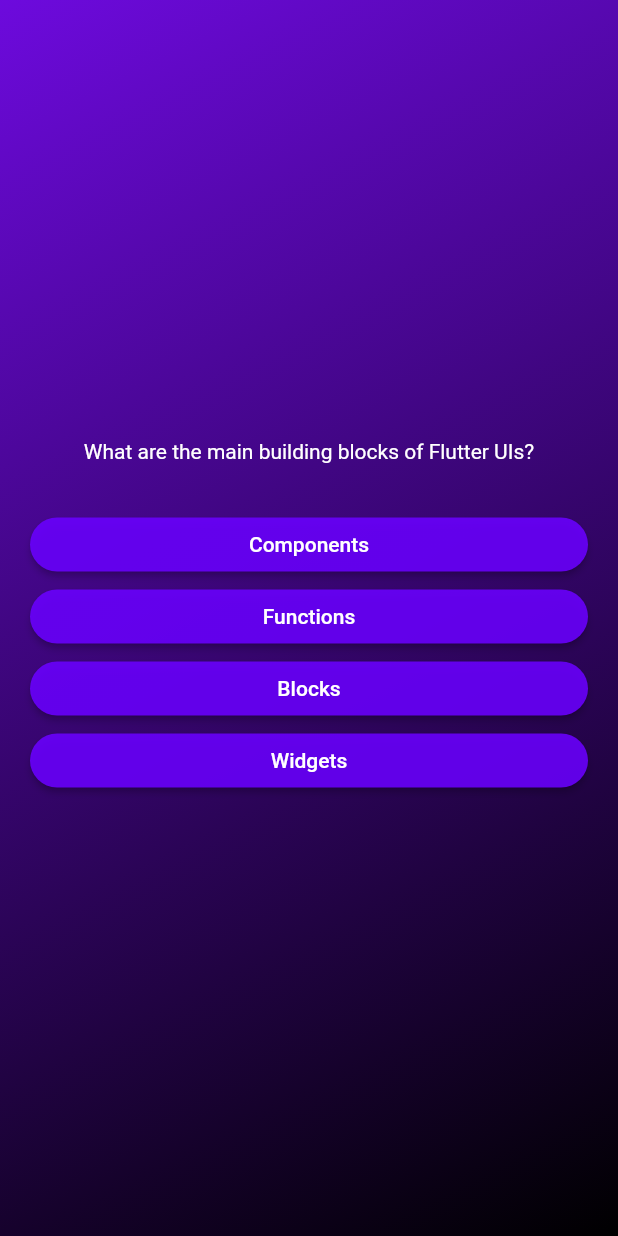
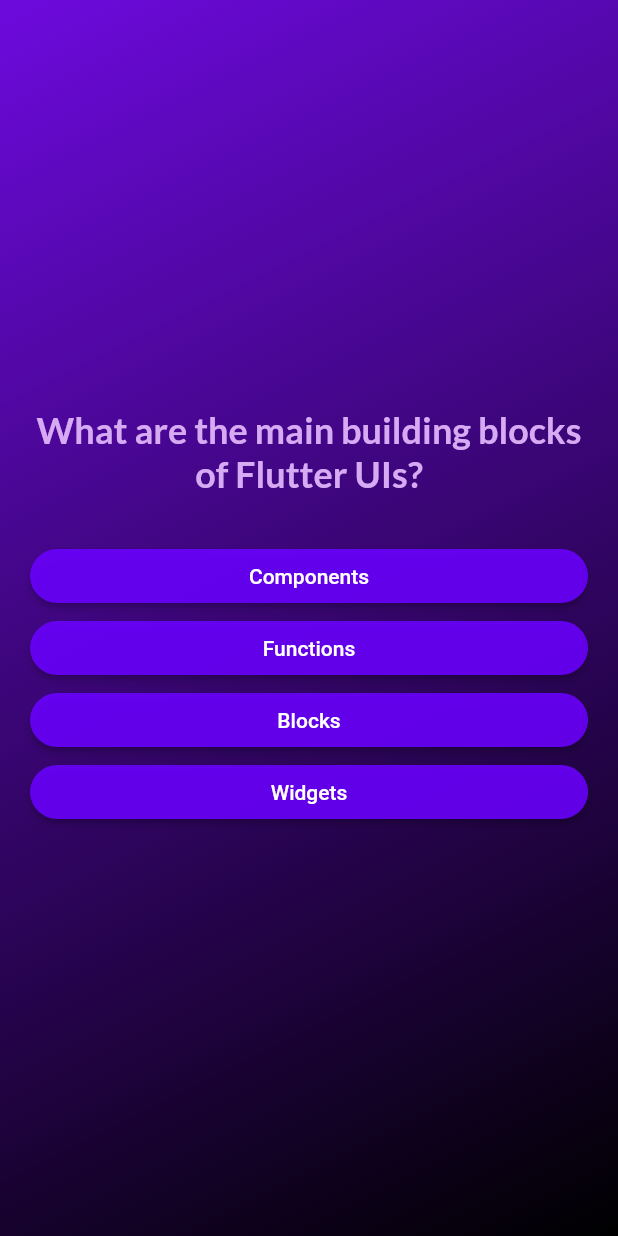
Before and after one commit to Sampurn44/quizapp, a Flutter app: the screen it shows after launch, after a tap on "Start Quiz", on a phone screen of 412 x 824 dp. Run offline on Flutter 3.47's test engine with Material 2 defaults, Android fonts, the phone set to English and light mode, and no system bars; our stand-ins replace google_fonts.

Commit message:
"Questions screen ready"

```diff
--- a/lib/answer_button.dart
+++ b/lib/answer_button.dart
@@ -1,4 +1,5 @@
 import 'package:flutter/material.dart';
+import 'package:google_fonts/google_fonts.dart';
 
 class AnswerButton extends StatelessWidget {
   const AnswerButton(
@@ -15,7 +16,10 @@ class AnswerButton extends StatelessWidget {
           foregroundColor: const Color.fromARGB(255, 255, 255, 255),
           shape:
               RoundedRectangleBorder(borderRadius: BorderRadius.circular(40))),
-      child: Text(answerText),
+      child: Text(
+        answerText,
+        textAlign: TextAlign.center,
+      ),
     );
   }
 }
--- a/lib/home.dart
+++ b/lib/home.dart
@@ -1,4 +1,5 @@
 import 'package:flutter/material.dart';
+import 'package:google_fonts/google_fonts.dart';
 import 'package:quizapp/quiz_screen.dart';
 
 class StartScreen extends StatelessWidget {
@@ -23,10 +24,10 @@ class StartScreen extends StatelessWidget {
           //   ),
           // ),
           const SizedBox(height: 80),
-          const Text(
+          Text(
             'Learn Flutter the fun way!',
-            style: TextStyle(
-              color: Color.fromARGB(255, 237, 223, 252),
+            style: GoogleFonts.lato(
+              color: const Color.fromARGB(255, 237, 223, 252),
               fontSize: 24,
             ),
           ),
--- a/lib/quiz_screen.dart
+++ b/lib/quiz_screen.dart
@@ -2,6 +2,7 @@ import 'package:flutter/material.dart';
 import 'package:quizapp/data/question.dart';
 import 'package:quizapp/answer_button.dart';
 //import 'package:quizapp/models/quiz_questions.dart';
+import 'package:google_fonts/google_fonts.dart';
 
 class QuestionCall extends StatefulWidget {
   const QuestionCall({super.key});
@@ -12,9 +13,16 @@ class QuestionCall extends StatefulWidget {
 }
 
 class _QuestionCallState extends State<QuestionCall> {
+  var currentQuestionindex = 0;
+  void answerQuestion() {
+    setState(() {
+      currentQuestionindex = currentQuestionindex + 1;
+    });
+  }
+
   @override
   Widget build(context) {
-    final currentQuestion = question[0];
+    final currentQuestion = question[currentQuestionindex];
     return SizedBox(
       width: double.infinity,
       child: Container(
@@ -25,13 +33,17 @@ class _QuestionCallState extends State<QuestionCall> {
           children: [
             Text(
               currentQuestion.text,
-              style: const TextStyle(color: Colors.white),
+              style: GoogleFonts.lato(
+                color: Color.fromARGB(255, 215, 171, 244),
+                fontSize: 24,
+                fontWeight: FontWeight.bold,
+              ),
               textAlign: TextAlign.center,
             ),
             const SizedBox(height: 30),
             ...currentQuestion.getShuffledanswers().map(
               (ans) {
-                return AnswerButton(answerText: ans, ontap: () {});
+                return AnswerButton(answerText: ans, ontap: answerQuestion);
               },
             ),
           ],
--- a/pubspec.yaml
+++ b/pubspec.yaml
@@ -35,6 +35,7 @@ dependencies:
   # The following adds the Cupertino Icons font to your application.
   # Use with the CupertinoIcons class for iOS style icons.
   cupertino_icons: ^1.0.2
+  google_fonts: ^5.1.0
 
 dev_dependencies:
   flutter_test:
```
Also changed, not shown: pubspec.lock, 1 other file.
